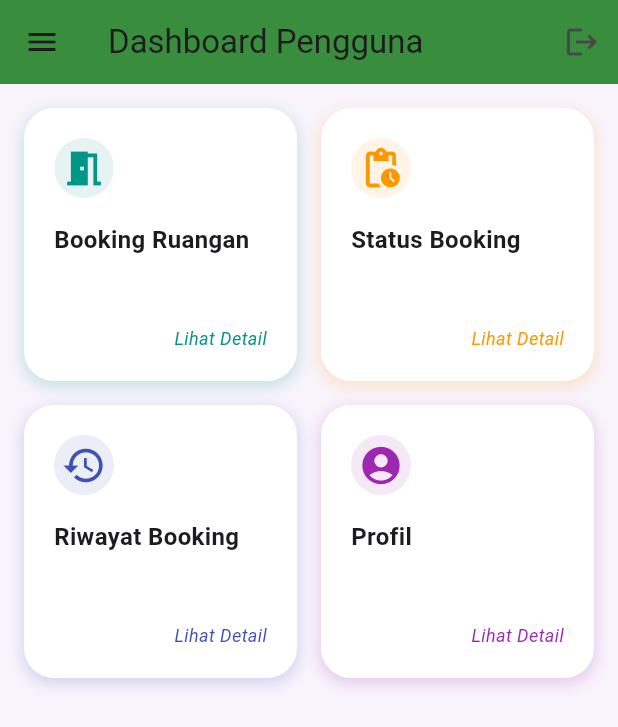
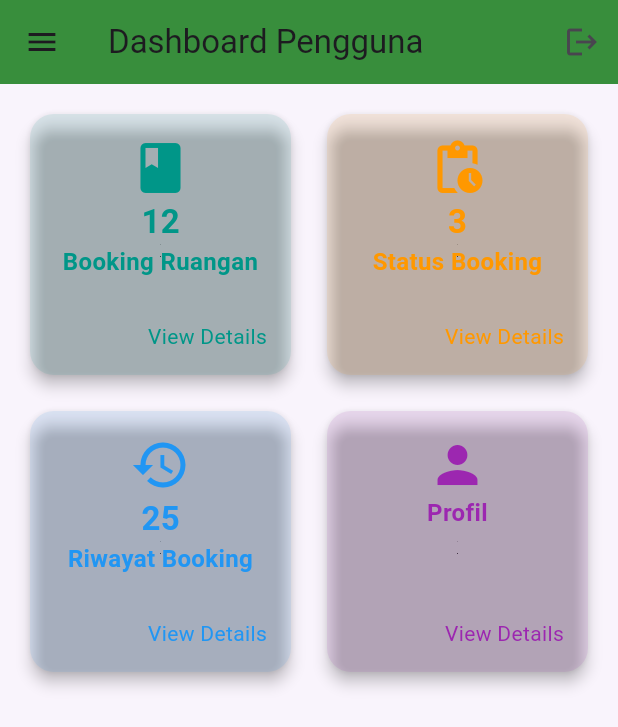
Before and after one commit to mutiadea29/hama-baru, a Flutter app: the UserDashboard screen opened by its route, on a phone screen of 412 x 824 dp. Shown: the top 727 px of the screen. Run offline on Flutter 3.47's test engine with Material 3 defaults, Android fonts, the phone set to English and light mode, and no system bars; our stand-ins replace cloud_firestore, firebase_auth, firebase_core; accounts and stored records are empty.

Commit message:
edit dashbord user

```diff
--- a/lib/screens/user/user_dashboard.dart
+++ b/lib/screens/user/user_dashboard.dart
@@ -68,33 +68,37 @@ class UserDashboard extends StatelessWidget {
         ),
       ),
       body: Padding(
-        padding: const EdgeInsets.all(16),
+        padding: const EdgeInsets.all(16.0),
         child: GridView.count(
           crossAxisCount: 2,
           crossAxisSpacing: 16,
           mainAxisSpacing: 16,
           children: [
             _buildDashboardCard(
-              icon: Icons.meeting_room,
+              icon: Icons.book,
               label: 'Booking Ruangan',
+              count: '12',
               color: Colors.teal,
               onTap: () => Navigator.pushNamed(context, '/booking'),
             ),
             _buildDashboardCard(
               icon: Icons.pending_actions,
               label: 'Status Booking',
+              count: '3',
               color: Colors.orange,
               onTap: () => Navigator.pushNamed(context, '/user-status'),
             ),
             _buildDashboardCard(
               icon: Icons.history,
               label: 'Riwayat Booking',
-              color: Colors.indigo,
+              count: '25',
+              color: Colors.blue,
               onTap: () => Navigator.pushNamed(context, '/riwayat'),
             ),
             _buildDashboardCard(
-              icon: Icons.account_circle,
+              icon: Icons.person,
               label: 'Profil',
+              count: '',
               color: Colors.purple,
               onTap: () => Navigator.pushNamed(context, '/profile'),
             ),
@@ -107,54 +111,48 @@ class UserDashboard extends StatelessWidget {
   Widget _buildDashboardCard({
     required IconData icon,
     required String label,
+    required String count,
     required Color color,
     required VoidCallback onTap,
   }) {
     return InkWell(
       onTap: onTap,
       borderRadius: BorderRadius.circular(16),
-      child: Container(
-        decoration: BoxDecoration(
-          color: Colors.white,
-          borderRadius: BorderRadius.circular(20),
-          boxShadow: [
-            BoxShadow(
-              color: color.withOpacity(0.2),
-              spreadRadius: 1,
-              blurRadius: 8,
-              offset: const Offset(0, 3),
+      child: Card(
+        shape: RoundedRectangleBorder(borderRadius: BorderRadius.circular(16)),
+        elevation: 4,
+        color: color.withOpacity(0.1),
+        child: Padding(
+          padding: const EdgeInsets.all(16),
+          child: Column(
+            mainAxisAlignment: MainAxisAlignment.spaceEvenly,
+            children: [
+              Icon(icon, size: 40, color: color),
+              if (count.isNotEmpty)
+                Text(
+                  count,
+                  style: TextStyle(
+                    fontSize: 22,
+                    fontWeight: FontWeight.bold,
+                    color: color,
                   ),
-          ],
                 ),
-        padding: const EdgeInsets.all(20),
-        child: Column(
-          crossAxisAlignment: CrossAxisAlignment.start,
-          children: [
-            CircleAvatar(
-              backgroundColor: color.withOpacity(0.1),
-              child: Icon(icon, size: 30, color: color),
-            ),
-            const SizedBox(height: 16),
               Text(
                 label,
-              style: const TextStyle(
+                textAlign: TextAlign.center,
+                style: TextStyle(
                   fontSize: 16,
+                  color: color,
                   fontWeight: FontWeight.w600,
                 ),
               ),
               const Spacer(),
               Align(
                 alignment: Alignment.bottomRight,
-              child: Text(
-                'Lihat Detail',
-                style: TextStyle(
-                  fontSize: 12,
-                  color: color,
-                  fontStyle: FontStyle.italic,
-                ),
-              ),
+                child: Text("View Details", style: TextStyle(color: color)),
               )
             ],
+          ),
         ),
       ),
     );
```
Lines whose indentation alone changed are shown as unchanged.
